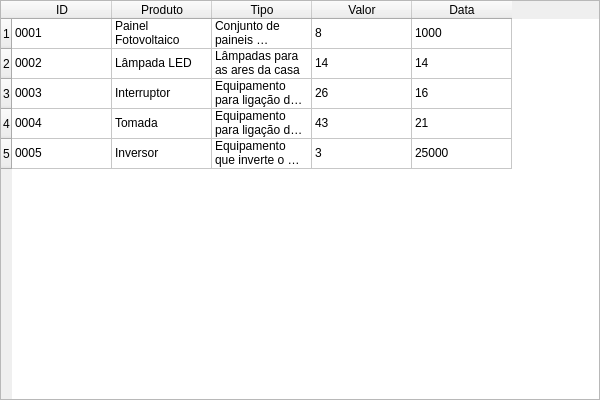
Before: the Qt Designer form ui/INICIO.ui in tiaonazario/CRUD_PySide2, drawn with Qt 5.
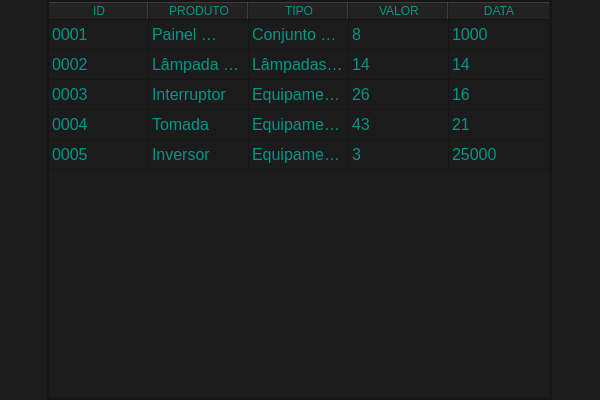
After: the same form once the commit is applied.

The edit to the form file:
```diff
--- a/ui/INICIO.ui
+++ b/ui/INICIO.ui
@@ -14,7 +14,21 @@
    <string>MainWindow</string>
   </property>
   <widget class="QWidget" name="CetroInicio">
-   <layout class="QGridLayout" name="gridLayout">
+   <property name="font">
+    <font>
+     <family>MS Sans Serif</family>
+     <pointsize>12</pointsize>
+    </font>
+   </property>
+   <property name="styleSheet">
+    <string notr="true">background-color: rgb(27, 27, 27);
+color: #009688;
+</string>
+   </property>
+   <layout class="QHBoxLayout" name="LHInicio">
+    <property name="spacing">
+     <number>0</number>
+    </property>
     <property name="leftMargin">
      <number>0</number>
     </property>
@@ -27,16 +41,65 @@
     <property name="bottomMargin">
      <number>0</number>
     </property>
+    <item>
+     <widget class="QFrame" name="FrameTabela">
+      <property name="minimumSize">
+       <size>
+        <width>505</width>
+        <height>0</height>
+       </size>
+      </property>
+      <property name="maximumSize">
+       <size>
+        <width>505</width>
+        <height>16777215</height>
+       </size>
+      </property>
+      <property name="font">
+       <font>
+        <family>MS Sans Serif</family>
+        <pointsize>12</pointsize>
+       </font>
+      </property>
+      <property name="frameShape">
+       <enum>QFrame::StyledPanel</enum>
+      </property>
+      <property name="frameShadow">
+       <enum>QFrame::Raised</enum>
+      </property>
+      <layout class="QVBoxLayout" name="LVTabela">
     <property name="spacing">
      <number>0</number>
     </property>
-    <item row="0" column="0">
-     <layout class="QGridLayout" name="LGInicio">
-      <property name="spacing">
+       <property name="leftMargin">
        <number>0</number>
       </property>
-      <item row="0" column="0">
+       <property name="topMargin">
+        <number>0</number>
+       </property>
+       <property name="rightMargin">
+        <number>0</number>
+       </property>
+       <property name="bottomMargin">
+        <number>0</number>
+       </property>
+       <item>
        <widget class="QTableWidget" name="TabelaInicio">
+         <property name="font">
+          <font>
+           <family>MS Sans Serif</family>
+           <pointsize>12</pointsize>
+          </font>
+         </property>
+         <attribute name="horizontalHeaderVisible">
+          <bool>true</bool>
+         </attribute>
+         <attribute name="horizontalHeaderHighlightSections">
+          <bool>true</bool>
+         </attribute>
+         <attribute name="verticalHeaderVisible">
+          <bool>false</bool>
+         </attribute>
         <row>
          <property name="text">
           <string>1</string>
@@ -69,22 +132,22 @@
         </column>
         <column>
          <property name="text">
-          <string>Produto</string>
+           <string>PRODUTO</string>
          </property>
         </column>
         <column>
          <property name="text">
-          <string>Tipo</string>
+           <string>TIPO</string>
          </property>
         </column>
         <column>
          <property name="text">
-          <string>Valor</string>
+           <string>VALOR</string>
          </property>
         </column>
         <column>
          <property name="text">
-          <string>Data</string>
+           <string>DATA</string>
          </property>
         </column>
         <item row="0" column="0">
@@ -215,6 +278,7 @@
        </widget>
       </item>
      </layout>
+     </widget>
     </item>
    </layout>
   </widget>
```
Lines whose indentation alone changed are shown as unchanged.
